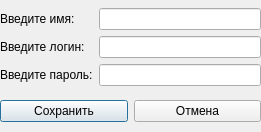
Above: AddEmployeeDialog.ui from Toxicattack4up/QtProjectKRApteka before the change. Below: the same form after it.
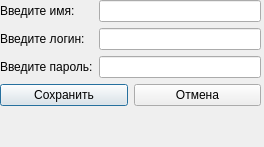
That is the form after the change.

What changed in the file:
```diff
--- a/AddEmployeeDialog.ui
+++ b/AddEmployeeDialog.ui
@@ -6,20 +6,20 @@
    <rect>
     <x>0</x>
     <y>0</y>
-    <width>261</width>
-    <height>132</height>
+    <width>264</width>
+    <height>147</height>
    </rect>
   </property>
   <property name="windowTitle">
    <string>Dialog</string>
   </property>
-  <widget class="QWidget" name="">
+  <widget class="QWidget" name="layoutWidget">
    <property name="geometry">
     <rect>
      <x>0</x>
      <y>0</y>
      <width>261</width>
-     <height>131</height>
+     <height>144</height>
     </rect>
    </property>
    <layout class="QVBoxLayout" name="verticalLayout_3">
@@ -59,7 +59,11 @@
          <widget class="QLineEdit" name="LoginLineEdit"/>
         </item>
         <item>
-         <widget class="QLineEdit" name="PassLineEdit"/>
+         <widget class="QLineEdit" name="PassLineEdit">
+          <property name="echoMode">
+           <enum>QLineEdit::EchoMode::Password</enum>
+          </property>
+         </widget>
         </item>
        </layout>
       </item>
@@ -83,6 +87,16 @@
       </item>
      </layout>
     </item>
+    <item>
+     <widget class="QLabel" name="Operation">
+      <property name="text">
+       <string/>
+      </property>
+      <property name="alignment">
+       <set>Qt::AlignmentFlag::AlignCenter</set>
+      </property>
+     </widget>
+    </item>
    </layout>
   </widget>
  </widget>
```
